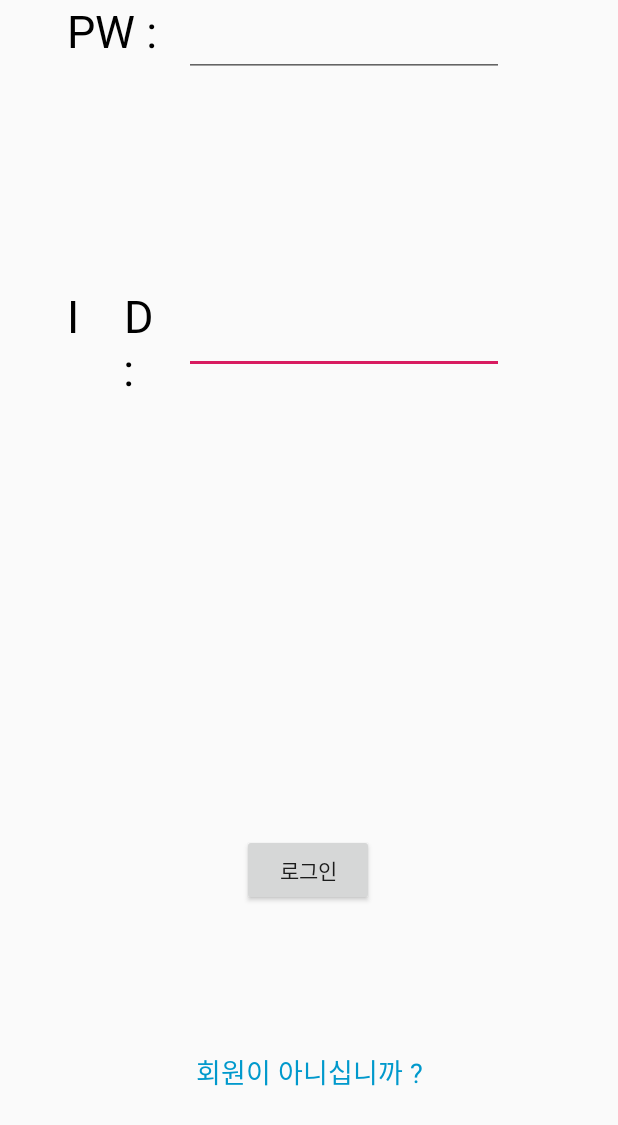
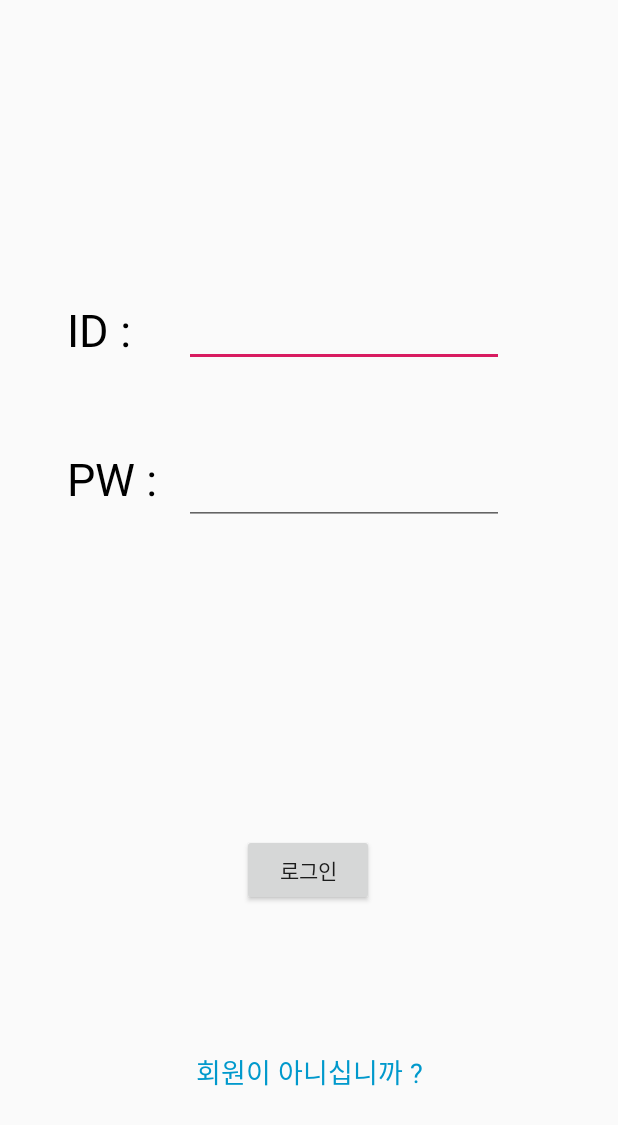
Before and after one commit to scadasystems/WAFT, an Android app: the screen it shows after launch (LoginActivity), on a phone screen of 412 x 824 dp. Shown: the top 1125 px of the screen. Run offline under Robolectric (Android 15) with nearby library versions, the light colour scheme and no system bars; libraries missing offline, so code that uses them is left out: com.yarolegovich.slidingrootnav.

Commit message:
Textview 자간 정정

```diff
--- a/app/src/main/res/layout/activity_login.xml
+++ b/app/src/main/res/layout/activity_login.xml
@@ -29,17 +29,18 @@
             app:layout_constraintTop_toTopOf = "parent" android:layout_marginBottom = "8dp"
             app:layout_constraintBottom_toBottomOf = "parent" app:layout_constraintVertical_bias = "0.249"
             android:textColor = "@color/common_google_signin_btn_text_dark_focused"
-            android:letterSpacing = "1" />
+    />
     <TextView
             android:text = "PW : "
             android:layout_width = "70dp"
-            android:layout_height = "wrap_content" tools:layout_editor_absoluteY = "256dp"
+            android:layout_height = "wrap_content"
             android:id = "@+id/textView3"
             android:textColor = "@color/common_google_signin_btn_text_dark_focused"
             android:textSize = "30sp" android:layout_marginStart = "8dp"
             app:layout_constraintStart_toStartOf = "parent" android:layout_marginEnd = "8dp"
             app:layout_constraintEnd_toStartOf = "@+id/edt_pw"
-            app:layout_constraintHorizontal_bias = "1.0" tools:ignore = "MissingConstraints" />
+            app:layout_constraintHorizontal_bias = "1.0" tools:ignore = "MissingConstraints"
+            android:layout_marginTop = "54dp" app:layout_constraintTop_toBottomOf = "@+id/edt_id" />
     <EditText
             android:layout_width = "wrap_content"
             android:layout_height = "wrap_content"
```
